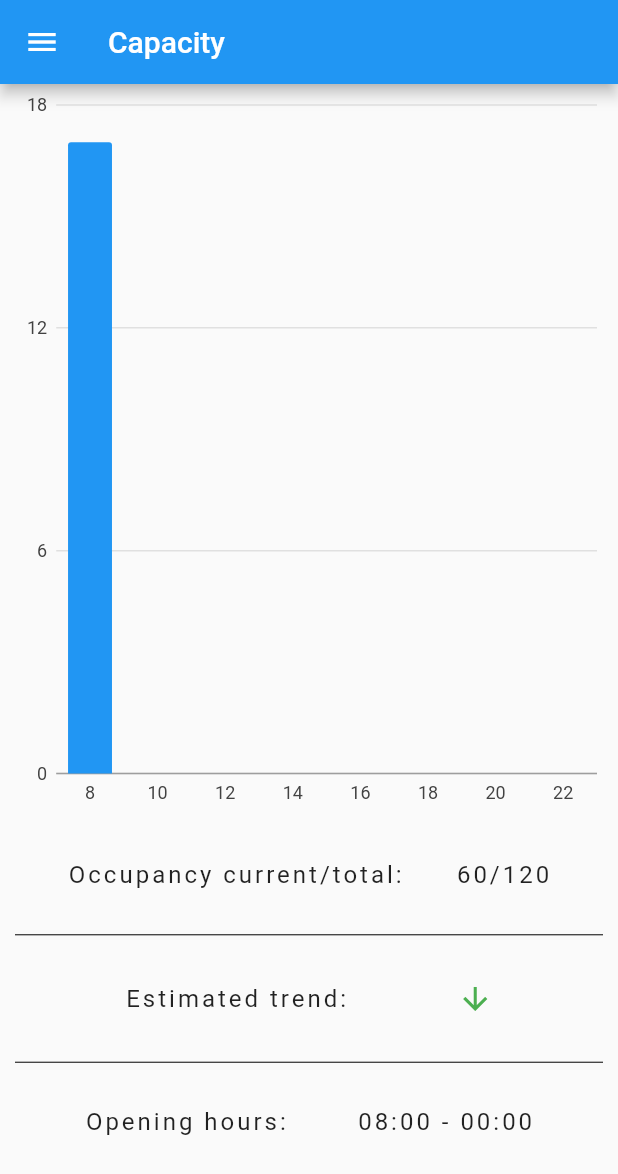
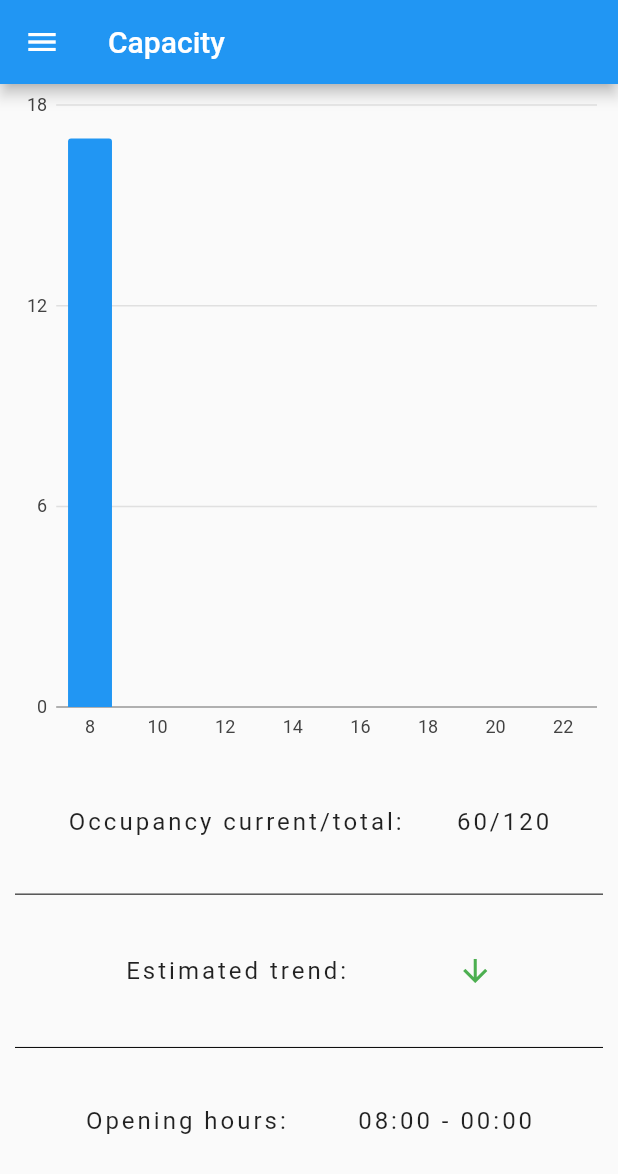
Before and after one commit to mobileappdevhm19/lust-LibraryUniversalSwissTool, a Flutter app: the screen it shows after launch, on a phone screen of 412 x 824 dp. Shown: the top 1174 px of the screen. Run offline on Flutter 3.47's test engine with Material 2 defaults, Android fonts, the phone set to English and light mode, and no system bars; our stand-ins replace charts_flutter.

Commit message:
use 5 column design 3 * 20 to 2*20 percent

```diff
--- a/lust/lib/pages/capacityPage.dart
+++ b/lust/lib/pages/capacityPage.dart
@@ -31,18 +31,20 @@ class _CapacityPageState extends State<CapacityPage> {
           title: Text(title),
         ),
         drawer: MenuDrawer.getDrawer(context),
-        body: ListView(children: [
+        body: ListView(
+            reverse: false,
+            children: [
           Container(
             margin: const EdgeInsets.only(left: 10),
-            height: _height * 0.66,
+            height: _height * 0.60,
             child: CapacityGraph.fromLibrary(library),
           ),
           Container(
             alignment: Alignment.center,
-            height: _height * 0.33,
+            height: _height * 0.4,
             margin: const EdgeInsets.only(left: 10, right: 10),
             child: CapacityInfo(library),
-          )
+          ),
         ]));
   } // build
 }
```
